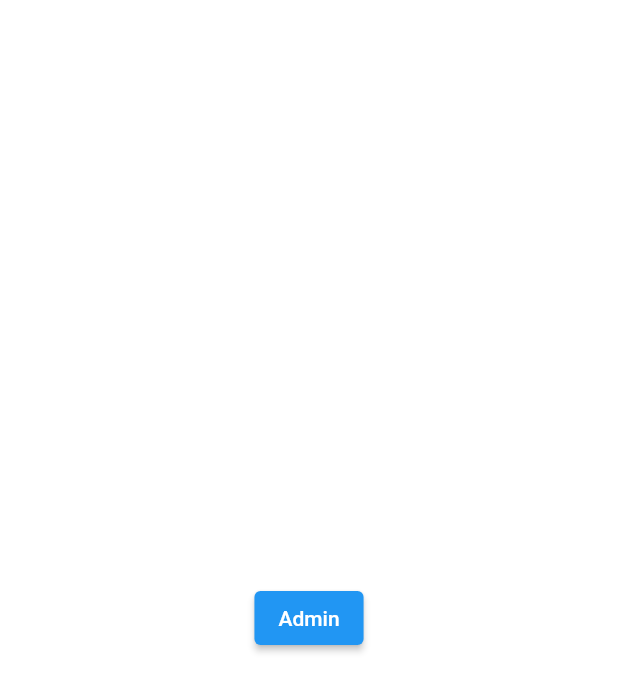
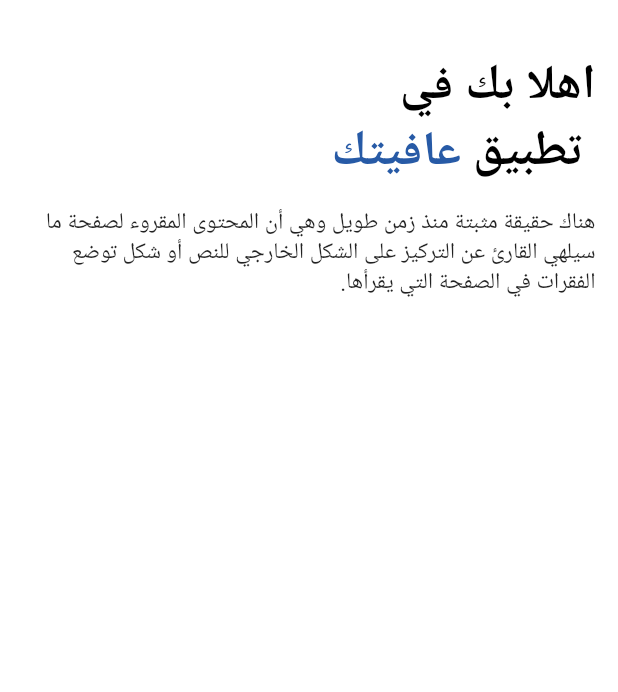
Before and after one commit to AliSabbar/Medical-Services, a Flutter app: the screen it shows after launch, on a phone screen of 412 x 824 dp. Shown: the top 692 px of the screen. Run offline on Flutter 3.47's test engine with Material 2 defaults, Android fonts, the light colour scheme and no system bars; our stand-ins replace flutter_svg, fluttertoast, shared_preferences; Roboto replaces fonts that are missing (Cairo); project files that could hold a hidden picture were left out.

Commit message:
create splash screen's texts

```diff
--- a/lib/screens/splashScreen/splash_screen.dart
+++ b/lib/screens/splashScreen/splash_screen.dart
@@ -1,4 +1,5 @@
 import 'package:flutter/material.dart';
+import 'package:medical_services/settings/colors.dart';
 
 import '../../settings/routes_manger.dart';
 
@@ -8,15 +9,59 @@ class SplashScreen extends StatelessWidget {
   @override
   Widget build(BuildContext context) {
     return Scaffold(
-      body: Center(
-        child: Row(
-          mainAxisAlignment: MainAxisAlignment.center,
+      body: SafeArea(
+        child: Column(
           children: [
-            ElevatedButton(
-                onPressed: () {
-                  Navigator.pushNamed(context, Routes.adminPanelScreenRoute);
-                },
-                child: const Text("Admin"))
+            SizedBox(
+              height: 30,
+            ),
+            Padding(
+              padding: const EdgeInsets.only(top: 5, right: 15),
+              child: Row(
+                crossAxisAlignment: CrossAxisAlignment.start,
+                children: [
+                  Text.rich(
+                    TextSpan(
+                      text: 'اهلا بك في',
+                      style: TextStyle(
+                          color: Colors.black,
+                          fontSize: 32,
+                          fontFamily: 'Cairo',
+                          fontWeight: FontWeight.w700), // default text style
+                      children: <TextSpan>[
+                        TextSpan(
+                          text: ' \n تطبيق ',
+                          style: TextStyle(
+                              color: Colors.black,
+                              fontSize: 32,
+                              fontFamily: 'Cairo',
+                              fontWeight: FontWeight.w700),
+                        ),
+                        TextSpan(
+                          text: 'عافيتك',
+                          style: TextStyle(
+                              color: AppColors.primaryColor,
+                              fontSize: 32,
+                              fontFamily: 'Cairo',
+                              fontWeight: FontWeight.w700),
+                        ),
+                      ],
+                    ),
+                  ),
+                ],
+              ),
+            ),
+            Padding(
+              padding: const EdgeInsets.all(15.0),
+              child: Text(
+                'هناك حقيقة مثبتة منذ زمن طويل وهي أن المحتوى المقروء لصفحة ما سيلهي القارئ عن التركيز على الشكل الخارجي للنص أو شكل توضع الفقرات في الصفحة التي يقرأها.',
+                textAlign: TextAlign.right,
+                style: TextStyle(
+                    fontSize: 15,
+                    fontFamily: 'Cairo',
+                    fontWeight: FontWeight.w400),
+              ),
+            )
           ],
         ),
       ),
```
